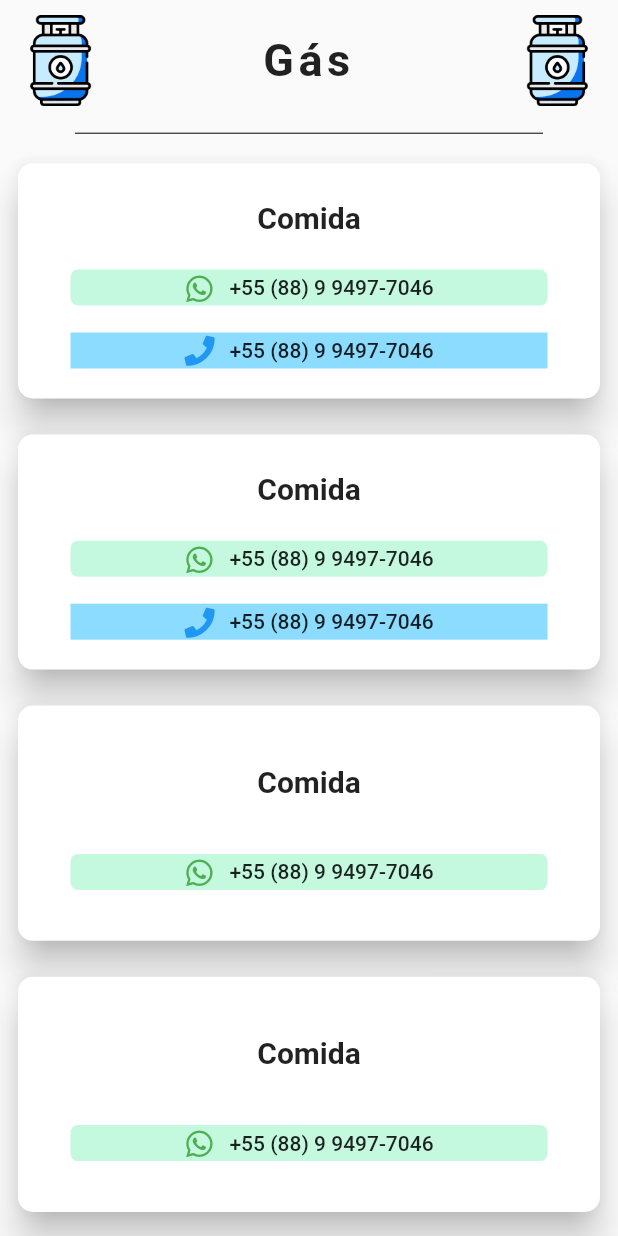
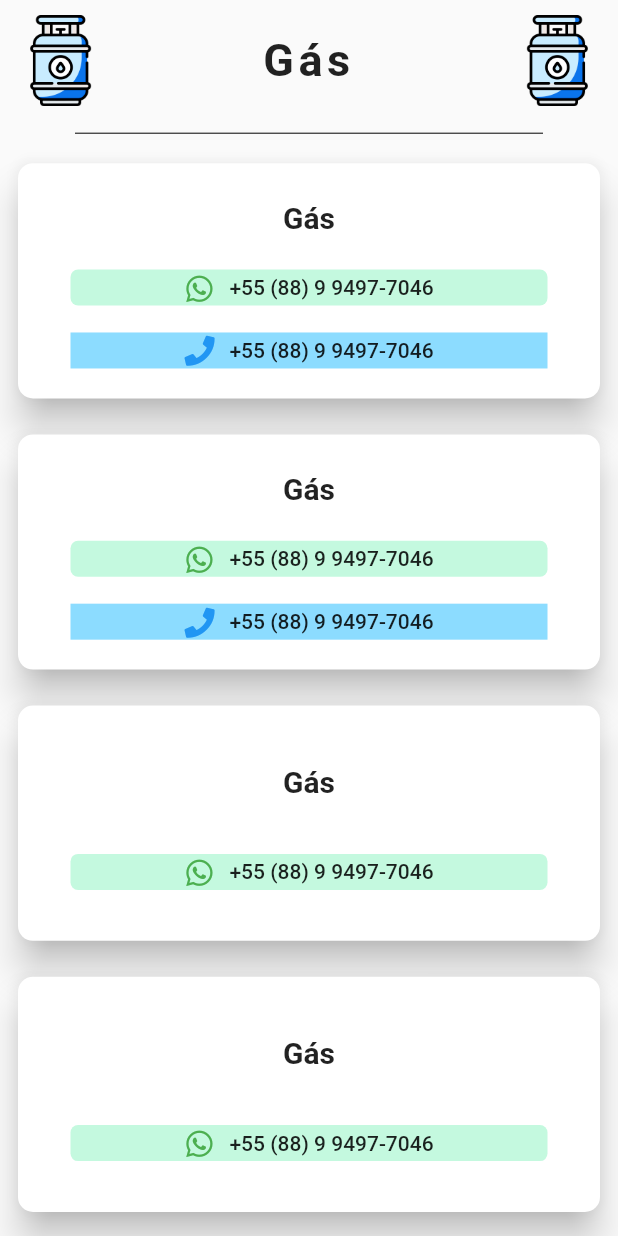
Before and after one commit to thalyson004/Flutter-lista-telefonica, a Flutter app: the Home screen opened by its route, after a tap on "Gás", on a phone screen of 412 x 824 dp. Run offline on Flutter 3.47's test engine with Material 2 defaults, Android fonts, the phone set to English and light mode, and no system bars; our stand-ins replace font_awesome_flutter, rflutter_alert.

Commit message:
Correção dos nomes dos contatos e rotas.

```diff
--- a/lib/contacts/entregas/comidarapida.dart
+++ b/lib/contacts/entregas/comidarapida.dart
@@ -2,37 +2,37 @@ import 'package:listatelefonicalimoeiro/mycontact.dart';
 
 List<MyContact> comidarapida = [
   MyContact(
-    name: 'Comida',
+    name: 'Comida Rápida',
     whatsapp: '+55 (88) 9 9497-7046',
     phone: '+55 (88) 9 9497-7046',
   ),
   MyContact(
-    name: 'Comida',
+    name: 'Comida Rápida',
     whatsapp: '+55 (88) 9 9497-7046',
     phone: '+55 (88) 9 9497-7046',
   ),
   MyContact(
-    name: 'Comida',
+    name: 'Comida Rápida',
     whatsapp: '+55 (88) 9 9497-7046',
   ),
   MyContact(
-    name: 'Comida',
+    name: 'Comida Rápida',
     whatsapp: '+55 (88) 9 9497-7046',
   ),
   MyContact(
-    name: 'Comida',
+    name: 'Comida Rápida',
     whatsapp: '+55 (88) 9 9497-7046',
   ),
   MyContact(
-    name: 'Comida',
+    name: 'Comida Rápida',
     whatsapp: '+55 (88) 9 9497-7046',
   ),
   MyContact(
-    name: 'Comida',
+    name: 'Comida Rápida',
     whatsapp: '+55 (88) 9 9497-7046',
   ),
   MyContact(
-    name: 'Comida',
+    name: 'Comida Rápida',
     whatsapp: '+55 (88) 9 9497-7046',
   ),
 ];
--- a/lib/contacts/entregas/farmacia.dart
+++ b/lib/contacts/entregas/farmacia.dart
@@ -2,25 +2,25 @@ import 'package:listatelefonicalimoeiro/mycontact.dart';
 
 List<MyContact> farmacia = [
   MyContact(
-    name: 'Comida',
+    name: 'Farmácia',
     whatsapp: '+55 (88) 9 9497-7046',
     phone: '+55 (88) 9 9497-7046',
   ),
   MyContact(
-    name: 'Comida',
+    name: 'Farmácia',
     whatsapp: '+55 (88) 9 9497-7046',
     phone: '+55 (88) 9 9497-7046',
   ),
   MyContact(
-    name: 'Comida',
+    name: 'Farmácia',
     whatsapp: '+55 (88) 9 9497-7046',
   ),
   MyContact(
-    name: 'Comida',
+    name: 'Farmácia',
     whatsapp: '+55 (88) 9 9497-7046',
   ),
   MyContact(
-    name: 'Comida',
+    name: 'Farmácia',
     whatsapp: '+55 (88) 9 9497-7046',
   ),
   MyContact(
--- a/lib/contacts/entregas/gas.dart
+++ b/lib/contacts/entregas/gas.dart
@@ -2,21 +2,21 @@ import 'package:listatelefonicalimoeiro/mycontact.dart';
 
 List<MyContact> gas = [
   MyContact(
-    name: 'Comida',
+    name: 'Gás',
     whatsapp: '+55 (88) 9 9497-7046',
     phone: '+55 (88) 9 9497-7046',
   ),
   MyContact(
-    name: 'Comida',
+    name: 'Gás',
     whatsapp: '+55 (88) 9 9497-7046',
     phone: '+55 (88) 9 9497-7046',
   ),
   MyContact(
-    name: 'Comida',
+    name: 'Gás',
     whatsapp: '+55 (88) 9 9497-7046',
   ),
   MyContact(
-    name: 'Comida',
+    name: 'Gás',
     whatsapp: '+55 (88) 9 9497-7046',
   ),
   MyContact(
--- a/lib/contacts/entregas/padaria.dart
+++ b/lib/contacts/entregas/padaria.dart
@@ -2,25 +2,25 @@ import 'package:listatelefonicalimoeiro/mycontact.dart';
 
 List<MyContact> padaria = [
   MyContact(
-    name: 'Comida',
+    name: 'Padaria',
     whatsapp: '+55 (88) 9 9497-7046',
     phone: '+55 (88) 9 9497-7046',
   ),
   MyContact(
-    name: 'Comida',
+    name: 'Padaria',
     whatsapp: '+55 (88) 9 9497-7046',
     phone: '+55 (88) 9 9497-7046',
   ),
   MyContact(
-    name: 'Comida',
+    name: 'Padaria',
     whatsapp: '+55 (88) 9 9497-7046',
   ),
   MyContact(
-    name: 'Comida',
+    name: 'Padaria',
     whatsapp: '+55 (88) 9 9497-7046',
   ),
   MyContact(
-    name: 'Comida',
+    name: 'Padaria',
     whatsapp: '+55 (88) 9 9497-7046',
   ),
   MyContact(
--- a/lib/contacts/entregas/refeicao.dart
+++ b/lib/contacts/entregas/refeicao.dart
@@ -2,21 +2,21 @@ import 'package:listatelefonicalimoeiro/mycontact.dart';
 
 List<MyContact> refeicao = [
   MyContact(
-    name: 'Comida',
+    name: 'Refeição',
     whatsapp: '+55 (88) 9 9497-7046',
     phone: '+55 (88) 9 9497-7046',
   ),
   MyContact(
-    name: 'Comida',
+    name: 'Refeição',
     whatsapp: '+55 (88) 9 9497-7046',
     phone: '+55 (88) 9 9497-7046',
   ),
   MyContact(
-    name: 'Comida',
+    name: 'Refeição',
     whatsapp: '+55 (88) 9 9497-7046',
   ),
   MyContact(
-    name: 'Comida',
+    name: 'Refeição',
     whatsapp: '+55 (88) 9 9497-7046',
   ),
   MyContact(
--- a/lib/main.dart
+++ b/lib/main.dart
@@ -87,7 +87,6 @@ class MyApp extends StatelessWidget {
               title: 'Cabelereiro',
             ),
         // TODO: Alterar cores do gás
-        // TODO: Adicionar comida rápida
         // TODO: Adicionar gás
         // TODO: Adicionar farmácia
         // TODO: Adicionar Padaria
```
